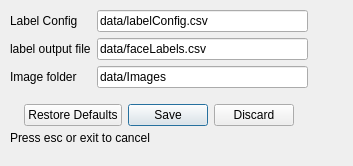
Old version of the form data/ui/settings.ui in the repository ablacklama/FaceLabeler.
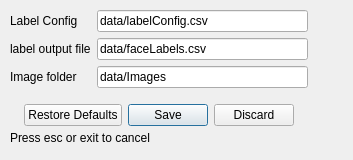
New version of the form. Icons and pictures are not drawn.

Commit message: added face box toggle button and removed help button from settings

```diff
--- a/data/ui/settings.ui
+++ b/data/ui/settings.ui
@@ -13,7 +13,7 @@
     <x>0</x>
     <y>0</y>
     <width>353</width>
-    <height>166</height>
+    <height>160</height>
    </rect>
   </property>
   <property name="contextMenuPolicy">
```
Left out of the diff: 6 changed lines with no effect on the pictures. The commit also changes 3 other files.
